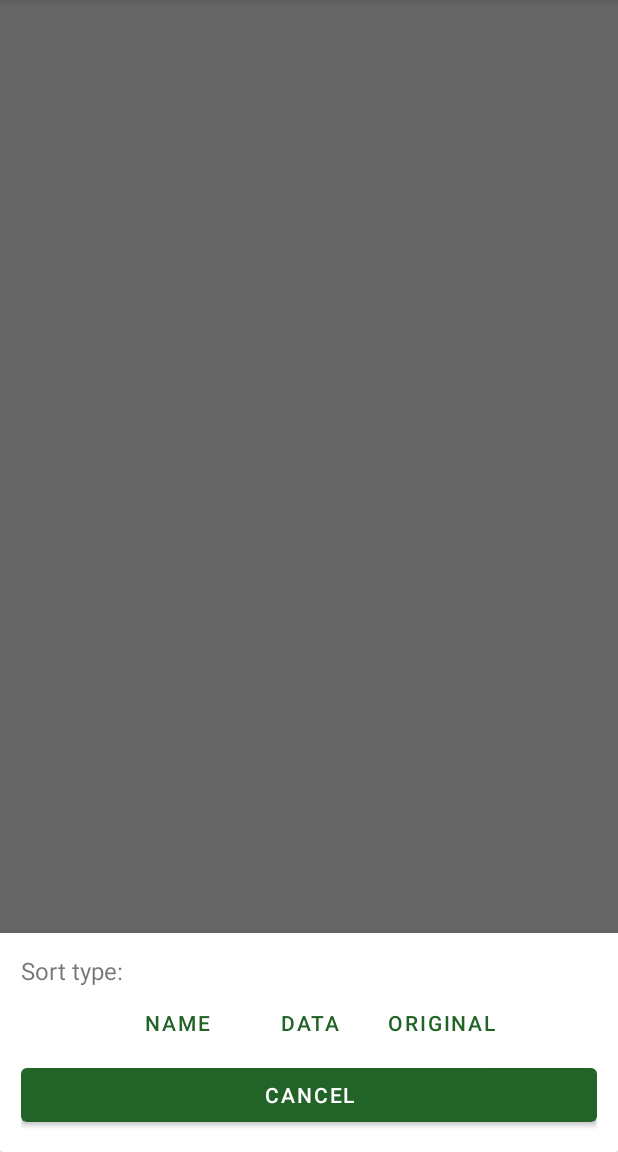
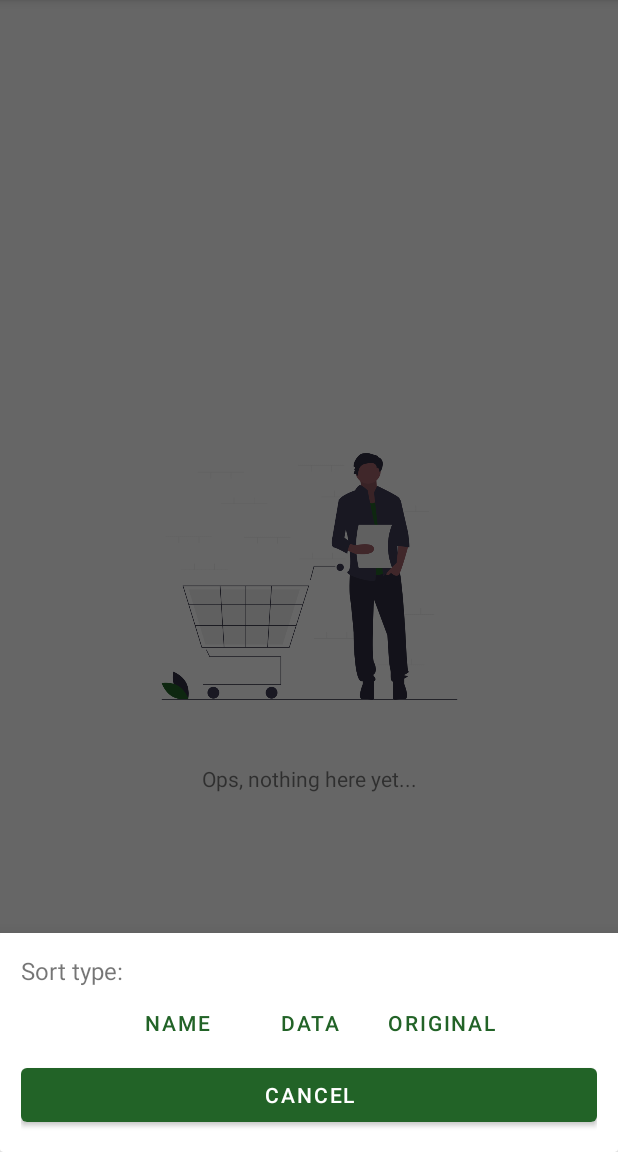
Before and after one commit to jfbastos/Comprarei, an Android app: the screen it shows after launch (MainActivity), after a tap on "Sort", on a phone screen of 412 x 824 dp, the part 84-1236 px from its top. Run offline under Robolectric (Android 15) with nearby library versions, the phone set to English and light mode, and no system bars; our stand-ins replace Room's generated code, navigation-ui.

Commit message:
Better selection control and empty list message

```diff
--- a/app/src/main/java/br/com/iesb/comprarei/util/Extensions.kt
+++ b/app/src/main/java/br/com/iesb/comprarei/util/Extensions.kt
@@ -9,3 +9,11 @@ fun TextInputEditText.errorAnimation(){
     val error = AnimationUtils.loadAnimation(this.context, R.anim.shake)
     this.startAnimation(error)
 }
+
+fun View.setVisibility(visibiliy : Boolean){
+    if(visibiliy){
+        this.visibility = View.VISIBLE
+    }else{
+        this.visibility = View.GONE
+    }
+}
--- a/app/src/main/java/br/com/iesb/comprarei/view/adapters/CartsAdapter.kt
+++ b/app/src/main/java/br/com/iesb/comprarei/view/adapters/CartsAdapter.kt
@@ -31,11 +31,7 @@ class CartsAdapter : ListAdapter<Cart, CartsAdapter.CartsViewHolder>(differCallb
 
 
             binding.checkForDelete.setOnClickListener {
-                if (binding.checkForDelete.isChecked) {
-                    selectedItems.add(cart)
-                } else if (selectedItems.contains(cart)) {
-                    selectedItems.remove(cart)
-                }
+                setCheckBox(cart)
             }
 
 
@@ -47,15 +43,23 @@ class CartsAdapter : ListAdapter<Cart, CartsAdapter.CartsViewHolder>(differCallb
                 if(selectionMode){
                     this.setOnClickListener {
                         binding.checkForDelete.isChecked = !binding.checkForDelete.isChecked
+                        setCheckBox(cart)
                     }
                 }
 
                 setOnLongClickListener {
                     clearSelectedItems()
-                    selectionMode = !selectionMode
                     onLongItemClickListener.invoke(cart)
                 }
             }
+        }
+    }
+
+    private fun CartsViewHolder.setCheckBox(cart: Cart) {
+        if (binding.checkForDelete.isChecked) {
+            selectedItems.add(cart)
+        } else if (selectedItems.contains(cart)) {
+            selectedItems.remove(cart)
         }
     }
 
--- a/app/src/main/java/br/com/iesb/comprarei/view/fragments/HomeFragment.kt
+++ b/app/src/main/java/br/com/iesb/comprarei/view/fragments/HomeFragment.kt
@@ -3,7 +3,6 @@ package br.com.iesb.comprarei.view.fragments
 import android.app.AlertDialog
 import android.os.Bundle
 import android.view.*
-import android.widget.Toast
 import androidx.fragment.app.Fragment
 import androidx.lifecycle.ViewModelProvider
 import androidx.navigation.Navigation
@@ -11,6 +10,7 @@ import br.com.iesb.comprarei.R
 import br.com.iesb.comprarei.databinding.FragmentHomeBinding
 import br.com.iesb.comprarei.model.Cart
 import br.com.iesb.comprarei.model.Repository
+import br.com.iesb.comprarei.util.setVisibility
 import br.com.iesb.comprarei.view.adapters.CartsAdapter
 import br.com.iesb.comprarei.view.components.SortBottomSheet.Companion.openBottomSheetDialog
 import br.com.iesb.comprarei.viewmodel.MainViewModel
@@ -25,7 +25,7 @@ class HomeFragment : Fragment() {
 
     private var deleteMenu: MenuItem? = null
     private var sortMenu: MenuItem? = null
-    private var originalList : List<Cart> = listOf()
+    private var originalList: List<Cart> = listOf()
 
     private val viewModel: MainViewModel by lazy {
         val viewModelProviderFactory = ViewModelFactory(Repository())
@@ -49,24 +49,84 @@ class HomeFragment : Fragment() {
     override fun onViewCreated(view: View, savedInstanceState: Bundle?) {
         super.onViewCreated(view, savedInstanceState)
 
-        deleteMenu = binding.toolbar.menu.findItem(R.id.delete_menu)
-        deleteMenu?.isVisible = false
+        setupMenuItems()
 
-        sortMenu = binding.toolbar.menu.findItem(R.id.sort_menu)
+
+        setupAdapter()
+
+        cartsAdapter.setOnItemClickListener { cart ->
+            goToProduct(cart, view)
+        }
+
+        setItemsSelectable()
 
         sortMenu?.setOnMenuItemClickListener {
-            openBottomSheetDialog { option ->
-                cartsAdapter.differ.submitList(viewModel.sortList(option,originalList))
+            sortList()
+            return@setOnMenuItemClickListener true
         }
-            return@setOnMenuItemClickListener true
+
+        binding.closeSelection.setOnClickListener {
+            changeSelectState()
+        }
+
+        deleteItems()
+
+        binding.addCart.setOnClickListener {
+            NewCartFragment().show(parentFragmentManager, "NewCart")
+        }
+
+        viewModel.listOfCarts.observe(viewLifecycleOwner) { cartsList ->
+            showCartsItems(cartsList)
 
         }
+    }
 
+    private fun showCartsItems(cartsList: List<Cart>) {
+        if (cartsList.isEmpty()) {
+            showEmptyMessage(true)
+        } else {
+            showEmptyMessage(false)
+            originalList = cartsList
+            cartsAdapter.differ.submitList(cartsList)
+        }
+    }
 
+    private fun deleteItems() {
+        deleteMenu?.setOnMenuItemClickListener { menu ->
+            deleteSelectedItems()
+            menu.isVisible = false
+            return@setOnMenuItemClickListener true
+        }
+    }
+
+    private fun setItemsSelectable() {
+        cartsAdapter.setOnLongItemClickListener { cart ->
+            changeSelectState()
+            return@setOnLongItemClickListener true
+        }
+    }
+
+    private fun changeSelectState() {
+        deleteMenu?.let { delete ->
+            delete.isVisible = !delete.isVisible
+            if (delete.isVisible) {
+                binding.addCart.setVisibility(false)
+                binding.closeSelection.setVisibility(true)
+            } else {
+                binding.addCart.setVisibility(true)
+                binding.closeSelection.setVisibility(false)
+            }
+            cartsAdapter.selectionMode = !cartsAdapter.selectionMode
+            cartsAdapter.notifyDataSetChanged()
+        }
+    }
+
+    private fun setupAdapter() {
         cartsAdapter = CartsAdapter()
         binding.cartsRv.adapter = cartsAdapter
+    }
 
-        cartsAdapter.setOnItemClickListener { cart ->
+    private fun goToProduct(cart: Cart, view: View) {
         val args = Bundle()
         args.putString("cartName", cart.name)
         args.putString("cartId", cart.id)
@@ -75,28 +135,21 @@ class HomeFragment : Fragment() {
             .navigate(R.id.action_homeFragment_to_productsFragment, args)
     }
 
-        cartsAdapter.setOnLongItemClickListener { cart ->
-            deleteMenu?.let { menu ->
-                menu.isVisible = !menu.isVisible
-            }
-            cartsAdapter.notifyDataSetChanged()
-            return@setOnLongItemClickListener true
+    private fun showEmptyMessage(visibity: Boolean) {
+        binding.cartsRv.setVisibility(!visibity)
+        binding.emptyMessage.root.setVisibility(visibity)
     }
 
-        deleteMenu?.setOnMenuItemClickListener { menu ->
-            deleteSelectedItems()
-            menu.isVisible = false
-            return@setOnMenuItemClickListener true
+    private fun sortList() {
+        openBottomSheetDialog { option ->
+            cartsAdapter.differ.submitList(viewModel.sortList(option, originalList))
+        }
     }
 
-        binding.addCart.setOnClickListener {
-            NewCartFragment().show(parentFragmentManager, "NewCart")
-        }
-
-        viewModel.listOfCarts.observe(viewLifecycleOwner) { cartsList ->
-            originalList = cartsList
-            cartsAdapter.differ.submitList(cartsList)
-        }
+    private fun setupMenuItems() {
+        deleteMenu = binding.toolbar.menu.findItem(R.id.delete_menu)
+        sortMenu = binding.toolbar.menu.findItem(R.id.sort_menu)
+        deleteMenu?.isVisible = false
     }
 
     private fun deleteSelectedItems() {
@@ -105,8 +158,8 @@ class HomeFragment : Fragment() {
         if (deleteQuantity != 0) {
             confirmDeletion(deleteQuantity, actualList)
         }
-        cartsAdapter.selectionMode = false
-        cartsAdapter.notifyDataSetChanged()
+        changeSelectState()
+
     }
 
     private fun confirmDeletion(
--- /dev/null
+++ b/app/src/main/res/drawable/ic_baseline_close_24.xml
@@ -0,0 +1,5 @@
+<vector android:height="24dp" android:tint="#FFFFFF"
+    android:viewportHeight="24" android:viewportWidth="24"
+    android:width="24dp" xmlns:android="http://schemas.android.com/apk/res/android">
+    <path android:fillColor="@android:color/white" android:pathData="M19,6.41L17.59,5 12,10.59 6.41,5 5,6.41 10.59,12 5,17.59 6.41,19 12,13.41 17.59,19 19,17.59 13.41,12z"/>
+</vector>
--- /dev/null
+++ b/app/src/main/res/layout/empty_list.xml
@@ -0,0 +1,26 @@
+<?xml version="1.0" encoding="utf-8"?>
+<androidx.constraintlayout.widget.ConstraintLayout xmlns:android="http://schemas.android.com/apk/res/android"
+    android:layout_width="match_parent"
+    android:layout_height="match_parent"
+    xmlns:app="http://schemas.android.com/apk/res-auto">
+
+    <ImageView
+        android:id="@+id/image_cart"
+        android:layout_width="250dp"
+        android:layout_height="250dp"
+        android:src="@drawable/undraw_empty_cart_co35"
+        app:layout_constraintStart_toStartOf="parent"
+        app:layout_constraintEnd_toEndOf="parent"
+        app:layout_constraintTop_toTopOf="parent"
+        app:layout_constraintBottom_toBottomOf="parent"/>
+
+    <TextView
+        android:layout_width="wrap_content"
+        android:layout_height="wrap_content"
+        app:layout_constraintTop_toBottomOf="@id/image_cart"
+        app:layout_constraintStart_toStartOf="parent"
+        app:layout_constraintEnd_toEndOf="parent"
+        android:text="Ops, nothing here yet..."/>
+
+
+</androidx.constraintlayout.widget.ConstraintLayout>
--- a/app/src/main/res/layout/fragment_home.xml
+++ b/app/src/main/res/layout/fragment_home.xml
@@ -40,6 +40,23 @@
             app:layout_constraintBottom_toBottomOf="parent"
             app:layout_constraintEnd_toEndOf="parent"/>
 
+        <com.google.android.material.floatingactionbutton.FloatingActionButton
+            android:id="@+id/close_selection"
+            android:visibility="gone"
+            android:layout_width="wrap_content"
+            android:layout_height="wrap_content"
+            android:src="@drawable/ic_baseline_close_24"
+            app:tint="@color/white"
+            android:layout_margin="24dp"
+            app:layout_constraintBottom_toBottomOf="parent"
+            app:layout_constraintEnd_toEndOf="parent"/>
+
+        <include
+            android:id="@+id/empty_message"
+            layout="@layout/empty_list"
+            android:visibility="gone"/>
+
+
     </androidx.constraintlayout.widget.ConstraintLayout>
 
 
```
Also changed, not shown: app/src/main/res/drawable-v24/undraw_empty_cart_co35.png (added). Lines whose indentation alone changed are shown as unchanged.
